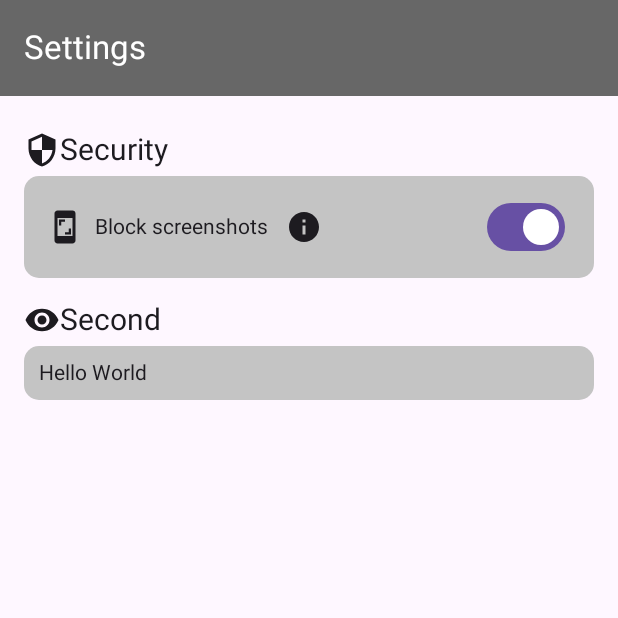
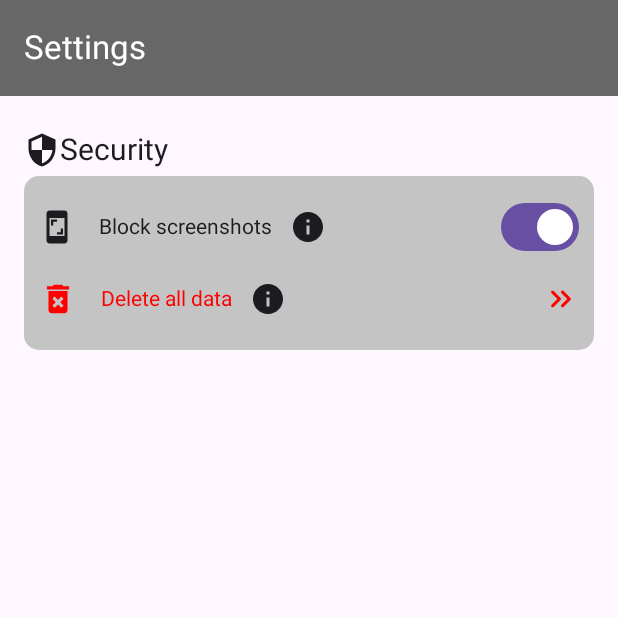
Before and after one commit to Cach30verfl0w/cash3fl0w, an Android app built with Jetpack Compose: the composable Settings shown on its own in the app's theme, on a phone screen of 412 x 824 dp, the top half of it. Run offline under Robolectric (Android 15) with nearby library versions, the phone set to English and light mode, and no system bars.

Commit message:
Add some todos, modify ToggleSetting and add ClickSetting

```diff
--- a/composeApp/src/commonMain/kotlin/de/cacheoverflow/cashflow/App.kt
+++ b/composeApp/src/commonMain/kotlin/de/cacheoverflow/cashflow/App.kt
@@ -28,11 +28,11 @@ import androidx.compose.foundation.rememberScrollState
 import androidx.compose.foundation.verticalScroll
 import androidx.compose.material.icons.Icons
 import androidx.compose.material.icons.filled.AccountBox
+import androidx.compose.material.icons.filled.DeleteForever
 import androidx.compose.material.icons.filled.Home
 import androidx.compose.material.icons.filled.Screenshot
 import androidx.compose.material.icons.filled.Security
 import androidx.compose.material.icons.filled.Settings
-import androidx.compose.material.icons.filled.Visibility
 import androidx.compose.material3.ExperimentalMaterial3Api
 import androidx.compose.material3.Icon
 import androidx.compose.material3.IconButton
@@ -50,6 +50,7 @@ import androidx.compose.ui.Alignment
 import androidx.compose.ui.Modifier
 import androidx.compose.ui.graphics.Color
 import androidx.compose.ui.unit.dp
+import de.cacheoverflow.cashflow.ui.ClickSetting
 import de.cacheoverflow.cashflow.ui.SettingsGroup
 import de.cacheoverflow.cashflow.ui.ToggleSetting
 import de.cacheoverflow.cashflow.utils.disableScreenshots
@@ -71,6 +72,7 @@ fun Accounts() {
     Text("Accounts")
 }
 
+// TODO: Make production-ready settings screen and move into separate class
 @OptIn(ExperimentalMaterial3Api::class)
 @Composable
 fun Settings() {
@@ -99,15 +101,23 @@ fun Settings() {
                     state = boolState,
                     icon = Icons.Filled.Screenshot,
                     onToggle = { screenshotsEnabled ->
+                        // TODO: After restructure apply setting before start of app (= optionally
+                        //  disable screenshots if configured so)
                         when (screenshotsEnabled) {
                             true -> disableScreenshots()
                             false -> enableScreenshots()
                         }
                     }
                 )
-            }
-            SettingsGroup(icon = Icons.Filled.Visibility, name = "Second") {
-                Text("Hello World")
+                ClickSetting(
+                    icon = Icons.Filled.DeleteForever,
+                    highlightColor = Color.Red,
+                    description = "Delete all app data stored on your phone",
+                    name = "Delete all data",
+                    onClick = {
+                        // TODO: Show modal with confirmation and then delete all data
+                    }
+                )
             }
         }
     }
@@ -115,7 +125,7 @@ fun Settings() {
 
 @Composable
 fun App() {
-    var currentMenu by remember { mutableStateOf(Menu.HOME) }
+    var currentMenu by remember { mutableStateOf(Menu.SETTINGS) } // TODO: Change to home
     MaterialTheme {
         Box {
             when(currentMenu) {
--- a/composeApp/src/commonMain/kotlin/de/cacheoverflow/cashflow/ui/Settings.kt
+++ b/composeApp/src/commonMain/kotlin/de/cacheoverflow/cashflow/ui/Settings.kt
@@ -16,7 +16,6 @@
 
 package de.cacheoverflow.cashflow.ui
 
-import androidx.compose.foundation.layout.Arrangement
 import androidx.compose.foundation.layout.Column
 import androidx.compose.foundation.layout.Row
 import androidx.compose.foundation.layout.Spacer
@@ -24,10 +23,11 @@ import androidx.compose.foundation.layout.fillMaxHeight
 import androidx.compose.foundation.layout.fillMaxWidth
 import androidx.compose.foundation.layout.height
 import androidx.compose.foundation.layout.padding
-import androidx.compose.foundation.layout.width
+import androidx.compose.foundation.layout.size
 import androidx.compose.foundation.shape.RoundedCornerShape
 import androidx.compose.material.icons.Icons
 import androidx.compose.material.icons.filled.Info
+import androidx.compose.material.icons.rounded.KeyboardDoubleArrowRight
 import androidx.compose.material3.Icon
 import androidx.compose.material3.IconButton
 import androidx.compose.material3.Surface
@@ -70,6 +70,57 @@ fun SettingsGroup(icon: ImageVector? = null, name: String, content: @Composable
 }
 
 @Composable
+fun ClickSetting(
+    name: String,
+    highlightColor: Color = Color.Unspecified,
+    description: String? = null,
+    onClick: () -> Unit,
+    icon: ImageVector? = null,
+    iconDescription: String? = null
+) {
+    val showModal = remember { mutableStateOf(false) }
+    Surface(
+        color = Color.Transparent,
+        onClick = onClick,
+        modifier = Modifier.fillMaxWidth(),
+    ) {
+        Row(verticalAlignment = Alignment.CenterVertically) {
+            if (icon != null) {
+                Icon(
+                    icon,
+                    contentDescription = iconDescription,
+                    modifier = Modifier.size(25.dp),
+                    tint = highlightColor
+                )
+            }
+            Text(
+                text = name,
+                color = highlightColor,
+                modifier = Modifier.padding(16.dp, 16.dp, 0.dp, 16.dp),
+            )
+            if (description != null) {
+                IconButton(
+                    onClick = {
+                        showModal.value = !showModal.value
+                    }
+                ) {
+                    Icon(Icons.Filled.Info, "Information")
+                }
+                Modal(title = name, type = ModalType.INFO, visible = showModal) {
+                    Text(description)
+                }
+            }
+            Spacer(modifier = Modifier.weight(1.0f))
+            Icon(
+                Icons.Rounded.KeyboardDoubleArrowRight,
+                tint = highlightColor,
+                contentDescription = null
+            )
+        }
+    }
+}
+
+@Composable
 fun ToggleSetting(
     name: String,
     description: String? = null,
@@ -79,18 +130,25 @@ fun ToggleSetting(
     state: MutableState<Boolean>
 ) {
     val showModal = remember { mutableStateOf(false) }
-    Column {
-        Row(
-            modifier = Modifier.padding(start = 5.dp, end = 35.dp),
-            horizontalArrangement = Arrangement.SpaceBetween,
-            verticalAlignment = Alignment.CenterVertically
+    Surface(
+        color = Color.Transparent,
+        modifier = Modifier.fillMaxWidth(),
+        onClick = {
+            state.value = !state.value
+            onToggle(state.value)
+        }
     ) {
         Row(verticalAlignment = Alignment.CenterVertically) {
             if (icon != null) {
-                    Icon(icon, iconDescription)
-                    Spacer(Modifier.width(8.dp))
+                Icon(
+                    icon,
+                    contentDescription = iconDescription
+                )
             }
-                Text(name)
+            Text(
+                text = name,
+                modifier = Modifier.padding(16.dp, 16.dp, 0.dp, 16.dp),
+            )
             if (description != null) {
                 IconButton(
                     onClick = {
@@ -104,7 +162,6 @@ fun ToggleSetting(
                 }
             }
             Spacer(Modifier.weight(1f))
-            }
             Switch(
                 checked = state.value,
                 onCheckedChange = {
```
Lines whose indentation alone changed are shown as unchanged.
